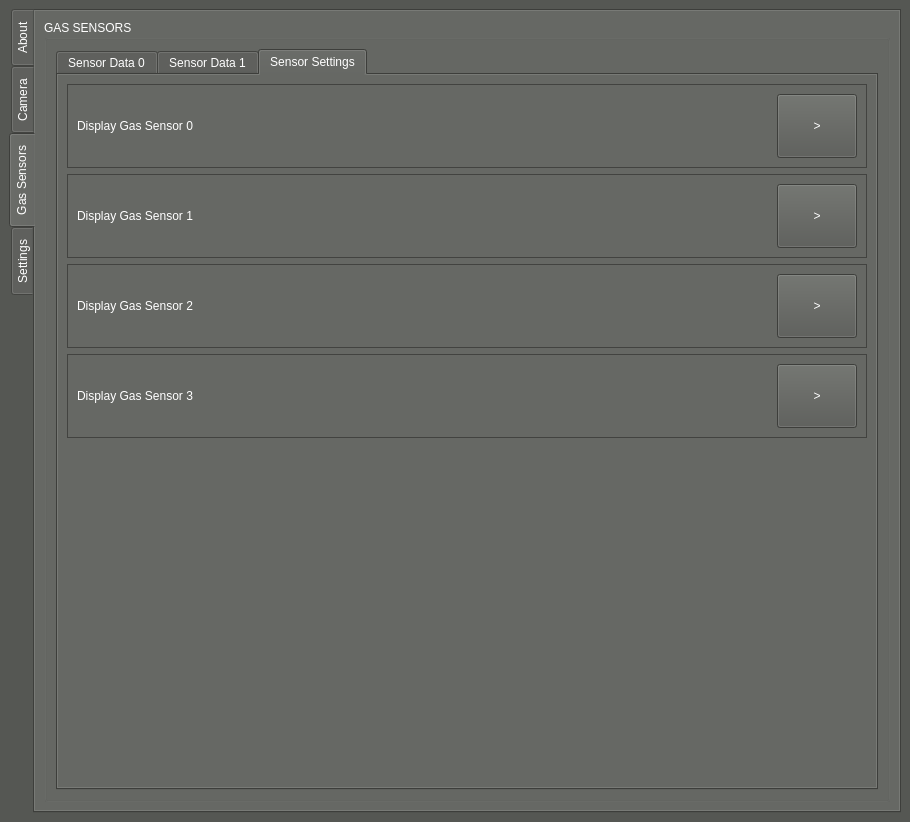
Old version of the form fq_control_center/mainwindow.ui in the repository hakan-demirli/FQ-Control-Center.
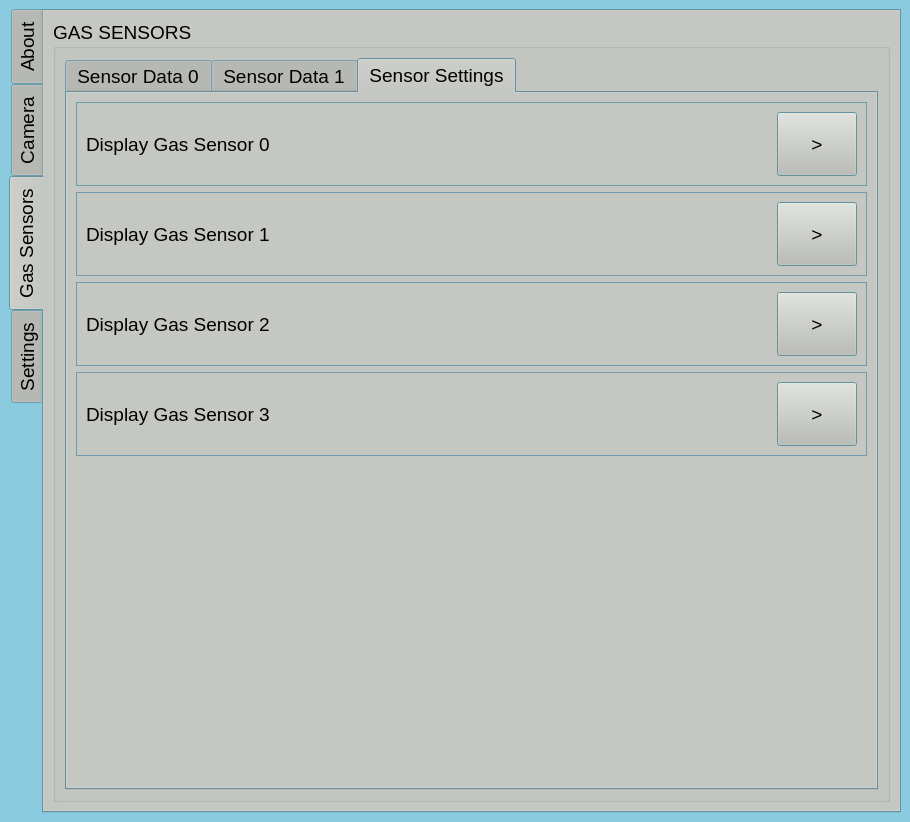
New version of the form. The open tabs and pages were chosen to show the change.

Commit message: Removed quick palette and handpicked colors "Designer creating unsupported code for color palettes" There was a bug: https://bugreports.qt.io/browse/QTBUG-72555 Can't change the text color from designer. But everything else is ok

```diff
--- a/fq_control_center/mainwindow.ui
+++ b/fq_control_center/mainwindow.ui
@@ -13,439 +13,142 @@
   <property name="palette">
    <palette>
     <active>
-     <colorrole role="WindowText">
-      <brush brushstyle="SolidPattern">
-       <color alpha="255">
-        <red>255</red>
-        <green>255</green>
-        <blue>255</blue>
-       </color>
-      </brush>
-     </colorrole>
      <colorrole role="Button">
       <brush brushstyle="SolidPattern">
        <color alpha="255">
-        <red>85</red>
-        <green>87</green>
-        <blue>83</blue>
-       </color>
-      </brush>
-     </colorrole>
-     <colorrole role="Light">
-      <brush brushstyle="SolidPattern">
-       <color alpha="255">
-        <red>127</red>
-        <green>130</green>
-        <blue>124</blue>
-       </color>
-      </brush>
-     </colorrole>
-     <colorrole role="Midlight">
-      <brush brushstyle="SolidPattern">
-       <color alpha="255">
-        <red>106</red>
-        <green>108</green>
-        <blue>103</blue>
-       </color>
-      </brush>
-     </colorrole>
-     <colorrole role="Dark">
-      <brush brushstyle="SolidPattern">
-       <color alpha="255">
-        <red>42</red>
-        <green>43</green>
-        <blue>41</blue>
+        <red>186</red>
+        <green>189</green>
+        <blue>182</blue>
        </color>
       </brush>
      </colorrole>
      <colorrole role="Mid">
       <brush brushstyle="SolidPattern">
        <color alpha="255">
-        <red>238</red>
-        <green>238</green>
-        <blue>236</blue>
-       </color>
-      </brush>
-     </colorrole>
-     <colorrole role="Text">
-      <brush brushstyle="SolidPattern">
-       <color alpha="255">
-        <red>255</red>
-        <green>255</green>
-        <blue>255</blue>
-       </color>
-      </brush>
-     </colorrole>
-     <colorrole role="BrightText">
-      <brush brushstyle="SolidPattern">
-       <color alpha="255">
-        <red>255</red>
-        <green>255</green>
-        <blue>255</blue>
-       </color>
-      </brush>
-     </colorrole>
-     <colorrole role="ButtonText">
-      <brush brushstyle="SolidPattern">
-       <color alpha="255">
-        <red>255</red>
-        <green>255</green>
-        <blue>255</blue>
+        <red>46</red>
+        <green>52</green>
+        <blue>54</blue>
        </color>
       </brush>
      </colorrole>
      <colorrole role="Base">
       <brush brushstyle="SolidPattern">
        <color alpha="255">
-        <red>0</red>
-        <green>0</green>
-        <blue>0</blue>
+        <red>139</red>
+        <green>203</green>
+        <blue>223</blue>
        </color>
       </brush>
      </colorrole>
      <colorrole role="Window">
       <brush brushstyle="SolidPattern">
        <color alpha="255">
-        <red>85</red>
-        <green>87</green>
-        <blue>83</blue>
+        <red>139</red>
+        <green>203</green>
+        <blue>223</blue>
        </color>
       </brush>
      </colorrole>
-     <colorrole role="Shadow">
+     <colorrole role="Highlight">
       <brush brushstyle="SolidPattern">
        <color alpha="255">
-        <red>0</red>
-        <green>0</green>
-        <blue>0</blue>
-       </color>
-      </brush>
-     </colorrole>
-     <colorrole role="AlternateBase">
-      <brush brushstyle="SolidPattern">
-       <color alpha="255">
-        <red>42</red>
-        <green>43</green>
-        <blue>41</blue>
-       </color>
-      </brush>
-     </colorrole>
-     <colorrole role="ToolTipBase">
-      <brush brushstyle="SolidPattern">
-       <color alpha="255">
-        <red>255</red>
-        <green>255</green>
-        <blue>220</blue>
-       </color>
-      </brush>
-     </colorrole>
-     <colorrole role="ToolTipText">
-      <brush brushstyle="SolidPattern">
-       <color alpha="255">
-        <red>0</red>
-        <green>0</green>
-        <blue>0</blue>
-       </color>
-      </brush>
-     </colorrole>
-     <colorrole role="PlaceholderText">
-      <brush brushstyle="SolidPattern">
-       <color alpha="128">
-        <red>255</red>
-        <green>255</green>
-        <blue>255</blue>
+        <red>136</red>
+        <green>138</green>
+        <blue>133</blue>
        </color>
       </brush>
      </colorrole>
     </active>
     <inactive>
-     <colorrole role="WindowText">
-      <brush brushstyle="SolidPattern">
-       <color alpha="255">
-        <red>255</red>
-        <green>255</green>
-        <blue>255</blue>
-       </color>
-      </brush>
-     </colorrole>
      <colorrole role="Button">
       <brush brushstyle="SolidPattern">
        <color alpha="255">
-        <red>85</red>
-        <green>87</green>
-        <blue>83</blue>
-       </color>
-      </brush>
-     </colorrole>
-     <colorrole role="Light">
-      <brush brushstyle="SolidPattern">
-       <color alpha="255">
-        <red>127</red>
-        <green>130</green>
-        <blue>124</blue>
-       </color>
-      </brush>
-     </colorrole>
-     <colorrole role="Midlight">
-      <brush brushstyle="SolidPattern">
-       <color alpha="255">
-        <red>106</red>
-        <green>108</green>
-        <blue>103</blue>
-       </color>
-      </brush>
-     </colorrole>
-     <colorrole role="Dark">
-      <brush brushstyle="SolidPattern">
-       <color alpha="255">
-        <red>42</red>
-        <green>43</green>
-        <blue>41</blue>
+        <red>186</red>
+        <green>189</green>
+        <blue>182</blue>
        </color>
       </brush>
      </colorrole>
      <colorrole role="Mid">
       <brush brushstyle="SolidPattern">
        <color alpha="255">
-        <red>238</red>
-        <green>238</green>
-        <blue>236</blue>
-       </color>
-      </brush>
-     </colorrole>
-     <colorrole role="Text">
-      <brush brushstyle="SolidPattern">
-       <color alpha="255">
-        <red>255</red>
-        <green>255</green>
-        <blue>255</blue>
-       </color>
-      </brush>
-     </colorrole>
-     <colorrole role="BrightText">
-      <brush brushstyle="SolidPattern">
-       <color alpha="255">
-        <red>255</red>
-        <green>255</green>
-        <blue>255</blue>
-       </color>
-      </brush>
-     </colorrole>
-     <colorrole role="ButtonText">
-      <brush brushstyle="SolidPattern">
-       <color alpha="255">
-        <red>255</red>
-        <green>255</green>
-        <blue>255</blue>
+        <red>46</red>
+        <green>52</green>
+        <blue>54</blue>
        </color>
       </brush>
      </colorrole>
      <colorrole role="Base">
       <brush brushstyle="SolidPattern">
        <color alpha="255">
-        <red>0</red>
-        <green>0</green>
-        <blue>0</blue>
+        <red>139</red>
+        <green>203</green>
+        <blue>223</blue>
        </color>
       </brush>
      </colorrole>
      <colorrole role="Window">
       <brush brushstyle="SolidPattern">
        <color alpha="255">
-        <red>85</red>
-        <green>87</green>
-        <blue>83</blue>
+        <red>139</red>
+        <green>203</green>
+        <blue>223</blue>
        </color>
       </brush>
      </colorrole>
-     <colorrole role="Shadow">
+     <colorrole role="Highlight">
       <brush brushstyle="SolidPattern">
        <color alpha="255">
-        <red>0</red>
-        <green>0</green>
-        <blue>0</blue>
-       </color>
-      </brush>
-     </colorrole>
-     <colorrole role="AlternateBase">
-      <brush brushstyle="SolidPattern">
-       <color alpha="255">
-        <red>42</red>
-        <green>43</green>
-        <blue>41</blue>
-       </color>
-      </brush>
-     </colorrole>
-     <colorrole role="ToolTipBase">
-      <brush brushstyle="SolidPattern">
-       <color alpha="255">
-        <red>255</red>
-        <green>255</green>
-        <blue>220</blue>
-       </color>
-      </brush>
-     </colorrole>
-     <colorrole role="ToolTipText">
-      <brush brushstyle="SolidPattern">
-       <color alpha="255">
-        <red>0</red>
-        <green>0</green>
-        <blue>0</blue>
-       </color>
-      </brush>
-     </colorrole>
-     <colorrole role="PlaceholderText">
-      <brush brushstyle="SolidPattern">
-       <color alpha="128">
-        <red>255</red>
-        <green>255</green>
-        <blue>255</blue>
+        <red>136</red>
+        <green>138</green>
+        <blue>133</blue>
        </color>
       </brush>
      </colorrole>
     </inactive>
     <disabled>
-     <colorrole role="WindowText">
-      <brush brushstyle="SolidPattern">
-       <color alpha="255">
-        <red>42</red>
-        <green>43</green>
-        <blue>41</blue>
-       </color>
-      </brush>
-     </colorrole>
      <colorrole role="Button">
       <brush brushstyle="SolidPattern">
        <color alpha="255">
-        <red>85</red>
-        <green>87</green>
-        <blue>83</blue>
-       </color>
-      </brush>
-     </colorrole>
-     <colorrole role="Light">
-      <brush brushstyle="SolidPattern">
-       <color alpha="255">
-        <red>127</red>
-        <green>130</green>
-        <blue>124</blue>
-       </color>
-      </brush>
-     </colorrole>
-     <colorrole role="Midlight">
-      <brush brushstyle="SolidPattern">
-       <color alpha="255">
-        <red>106</red>
-        <green>108</green>
-        <blue>103</blue>
-       </color>
-      </brush>
-     </colorrole>
-     <colorrole role="Dark">
-      <brush brushstyle="SolidPattern">
-       <color alpha="255">
-        <red>42</red>
-        <green>43</green>
-        <blue>41</blue>
+        <red>186</red>
+        <green>189</green>
+        <blue>182</blue>
        </color>
       </brush>
      </colorrole>
      <colorrole role="Mid">
       <brush brushstyle="SolidPattern">
        <color alpha="255">
-        <red>238</red>
-        <green>238</green>
-        <blue>236</blue>
-       </color>
-      </brush>
-     </colorrole>
-     <colorrole role="Text">
-      <brush brushstyle="SolidPattern">
-       <color alpha="255">
-        <red>42</red>
-        <green>43</green>
-        <blue>41</blue>
-       </color>
-      </brush>
-     </colorrole>
-     <colorrole role="BrightText">
-      <brush brushstyle="SolidPattern">
-       <color alpha="255">
-        <red>255</red>
-        <green>255</green>
-        <blue>255</blue>
-       </color>
-      </brush>
-     </colorrole>
-     <colorrole role="ButtonText">
-      <brush brushstyle="SolidPattern">
-       <color alpha="255">
-        <red>42</red>
-        <green>43</green>
-        <blue>41</blue>
+        <red>46</red>
+        <green>52</green>
+        <blue>54</blue>
        </color>
       </brush>
      </colorrole>
      <colorrole role="Base">
       <brush brushstyle="SolidPattern">
        <color alpha="255">
-        <red>85</red>
-        <green>87</green>
-        <blue>83</blue>
+        <red>139</red>
+        <green>203</green>
+        <blue>223</blue>
        </color>
       </brush>
      </colorrole>
      <colorrole role="Window">
       <brush brushstyle="SolidPattern">
        <color alpha="255">
-        <red>85</red>
-        <green>87</green>
-        <blue>83</blue>
+        <red>139</red>
+        <green>203</green>
+        <blue>223</blue>
        </color>
       </brush>
      </colorrole>
-     <colorrole role="Shadow">
+     <colorrole role="Highlight">
       <brush brushstyle="SolidPattern">
        <color alpha="255">
-        <red>0</red>
-        <green>0</green>
-        <blue>0</blue>
-       </color>
-      </brush>
-     </colorrole>
-     <colorrole role="AlternateBase">
-      <brush brushstyle="SolidPattern">
-       <color alpha="255">
-        <red>85</red>
-        <green>87</green>
-        <blue>83</blue>
-       </color>
-      </brush>
-     </colorrole>
-     <colorrole role="ToolTipBase">
-      <brush brushstyle="SolidPattern">
-       <color alpha="255">
-        <red>255</red>
-        <green>255</green>
-        <blue>220</blue>
-       </color>
-      </brush>
-     </colorrole>
-     <colorrole role="ToolTipText">
-      <brush brushstyle="SolidPattern">
-       <color alpha="255">
-        <red>0</red>
-        <green>0</green>
-        <blue>0</blue>
-       </color>
-      </brush>
-     </colorrole>
-     <colorrole role="PlaceholderText">
-      <brush brushstyle="SolidPattern">
-       <color alpha="128">
-        <red>255</red>
-        <green>255</green>
-        <blue>255</blue>
+        <red>145</red>
+        <green>145</green>
+        <blue>145</blue>
        </color>
       </brush>
      </colorrole>
@@ -465,6 +168,11 @@
         <height>64</height>
        </size>
       </property>
+      <property name="font">
+       <font>
+        <pointsize>14</pointsize>
+       </font>
+      </property>
       <property name="styleSheet">
        <string notr="true"/>
       </property>
@@ -1202,6 +910,11 @@
           <layout class="QGridLayout" name="gridLayout_6">
            <item row="0" column="0">
             <widget class="QTabWidget" name="gas_sensors_tabs">
+             <property name="font">
+              <font>
+               <pointsize>14</pointsize>
+              </font>
+             </property>
              <property name="currentIndex">
               <number>0</number>
              </property>
@@ -1311,6 +1024,11 @@
                      <layout class="QHBoxLayout" name="horizontalLayout_7">
                       <item>
                        <widget class="QLabel" name="gas_sensor_0_info_label">
+                        <property name="font">
+                         <font>
+                          <pointsize>14</pointsize>
+                         </font>
+                        </property>
                         <property name="text">
                          <string>Display Gas Sensor 0</string>
                         </property>
@@ -1360,6 +1078,11 @@
                      <layout class="QHBoxLayout" name="horizontalLayout_12">
                       <item>
                        <widget class="QLabel" name="gas_sensor_1_info_label">
+                        <property name="font">
+                         <font>
+                          <pointsize>14</pointsize>
+                         </font>
+                        </property>
                         <property name="text">
                          <string>Display Gas Sensor 1</string>
                         </property>
@@ -1409,6 +1132,11 @@
                      <layout class="QHBoxLayout" name="horizontalLayout_13">
                       <item>
                        <widget class="QLabel" name="gas_sensor_2_info_label">
+                        <property name="font">
+                         <font>
+                          <pointsize>14</pointsize>
+                         </font>
+                        </property>
                         <property name="text">
                          <string>Display Gas Sensor 2</string>
                         </property>
```
Left out of the diff: 10 changed lines with no effect on the pictures.
